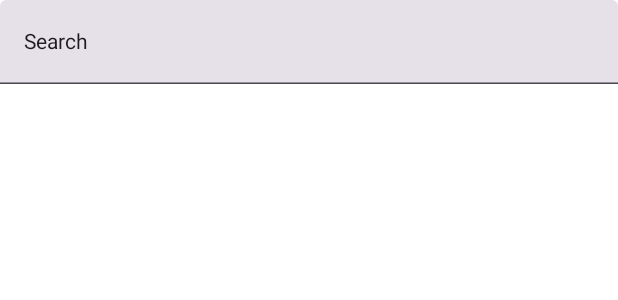
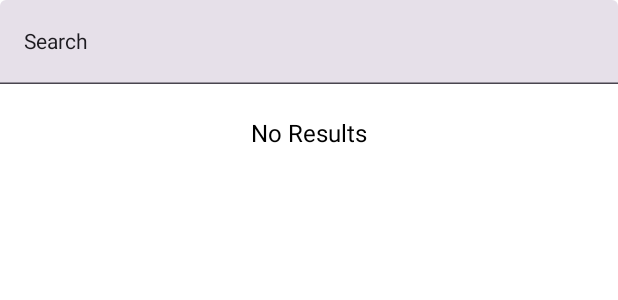
Before and after one commit to tpingyang/SPHAndroid, an Android app built with Jetpack Compose: the @Preview function PreviewPokemonListScreenEmpty, on a phone screen of 412 x 824 dp. Shown: the top 300 px of the screen. Run offline under Robolectric (Android 15) with nearby library versions, the phone set to English and light mode, and no system bars; network calls fail.

Commit message:
Implemented Adaptive layout.

```diff
--- a/app/build.gradle.kts
+++ b/app/build.gradle.kts
@@ -73,6 +73,9 @@ dependencies {
     implementation(libs.navigation.compose)
     implementation(libs.kotlinx.serialization.json)
 
+    implementation(libs.androidx.compose.material3.adaptive.navigation.suite)
+    implementation(libs.androidx.compose.material3.adaptive.navigation)
+
     implementation(libs.androidx.core.ktx)
     implementation(libs.androidx.lifecycle.runtime.ktx)
     implementation(libs.androidx.activity.compose)
--- a/app/src/main/java/com/example/sphandroid/presentation/list/PokemonListScreen.kt
+++ b/app/src/main/java/com/example/sphandroid/presentation/list/PokemonListScreen.kt
@@ -1,11 +1,14 @@
 package com.example.sphandroid.presentation.list
 
 import android.annotation.SuppressLint
+import androidx.compose.foundation.Image
 import androidx.compose.foundation.background
 import androidx.compose.foundation.clickable
+import androidx.compose.foundation.layout.Arrangement
 import androidx.compose.foundation.layout.Box
 import androidx.compose.foundation.layout.Column
 import androidx.compose.foundation.layout.Row
+import androidx.compose.foundation.layout.fillMaxSize
 import androidx.compose.foundation.layout.fillMaxWidth
 import androidx.compose.foundation.layout.height
 import androidx.compose.foundation.layout.padding
@@ -22,12 +25,16 @@ import androidx.compose.material3.Icon
 import androidx.compose.material3.IconButton
 import androidx.compose.material3.Text
 import androidx.compose.material3.TextField
+import androidx.compose.material3.adaptive.ExperimentalMaterial3AdaptiveApi
+import androidx.compose.material3.adaptive.layout.ListDetailPaneScaffoldRole
+import androidx.compose.material3.adaptive.navigation.ThreePaneScaffoldNavigator
 import androidx.compose.runtime.Composable
 import androidx.compose.runtime.LaunchedEffect
 import androidx.compose.ui.Alignment
 import androidx.compose.ui.Modifier
 import androidx.compose.ui.draw.clip
 import androidx.compose.ui.graphics.Color
+import androidx.compose.ui.res.painterResource
 import androidx.compose.ui.res.stringResource
 import androidx.compose.ui.tooling.preview.Preview
 import androidx.compose.ui.unit.dp
@@ -36,6 +43,7 @@ import androidx.compose.ui.window.Dialog
 import androidx.compose.ui.window.DialogProperties
 import androidx.hilt.navigation.compose.hiltViewModel
 import androidx.navigation.NavController
+import androidx.navigation.Navigator
 import com.example.sphandroid.PokemonDetailsRoute
 import com.example.sphandroid.R
 import com.example.sphandroid.domain.model.Pokemon
@@ -53,9 +61,10 @@ data class PokemonListState(
     val navigateToDetailsScreen: PokemonDetails? = null,
 )
 
+@OptIn(ExperimentalMaterial3AdaptiveApi::class)
 @Composable
 fun PokemonListScreen(
-    navController: NavController,
+    navigator: ThreePaneScaffoldNavigator<Any>,
     viewModel: PokemonListViewModel = hiltViewModel(),
 ) {
     val pokemonListState = viewModel.toUiState()
@@ -65,7 +74,10 @@ fun PokemonListScreen(
     LaunchedEffect(pokemonListState.navigateToDetailsScreen) {
         pokemonListState.navigateToDetailsScreen?.let {
             pokemonListState.resetNavigation()
-            navController.navigate(PokemonDetailsRoute(it))
+            navigator.navigateTo(
+                pane = ListDetailPaneScaffoldRole.Detail,
+                content = it
+            )
         }
     }
     PokemonListScreen(pokemonListState)
@@ -79,8 +91,9 @@ fun PokemonListScreen(pokemonListState: PokemonListState) {
             modifier = Modifier.fillMaxWidth(),
             value = pokemonListState.searchString,
             onValueChange = pokemonListState.onSearchStringChange,
-            placeholder = {Text(text = stringResource(R.string.search))}
+            placeholder = { Text(text = stringResource(R.string.search)) }
         )
+        if (pokemonListState.pokemons.isNotEmpty()) {
             LazyColumn(
                 modifier = Modifier
                     .background(Color.White),
@@ -128,6 +141,21 @@ fun PokemonListScreen(pokemonListState: PokemonListState) {
                     Divider(color = Color.LightGray)
                 }
             }
+        } else {
+            Column(
+                modifier = Modifier
+                    .fillMaxSize()
+                    .padding(top = 24.dp),
+                verticalArrangement = Arrangement.Top,
+                horizontalAlignment = Alignment.CenterHorizontally
+            ) {
+
+                Text(
+                    text = stringResource(R.string.no_results),
+                    fontSize = 16.sp,
+                )
+            }
+        }
     }
 }
 
@@ -152,7 +180,11 @@ fun DialogContent() {
 }
 
 @Composable
-fun LoadingDialog(isShowingDialog: Boolean, dismissOnBackPress: Boolean = false, dismissOnClickOutside: Boolean = false) {
+fun LoadingDialog(
+    isShowingDialog: Boolean,
+    dismissOnBackPress: Boolean = false,
+    dismissOnClickOutside: Boolean = false
+) {
     if (isShowingDialog) {
         Dialog(
             onDismissRequest = { },
--- a/gradle/libs.versions.toml
+++ b/gradle/libs.versions.toml
@@ -20,6 +20,8 @@ retrofit = "2.9.0"
 serialization = "1.6.3"
 screenshot = "0.0.1-alpha01"
 truth = "1.1.3"
+adaptiveNavigationSuite = "1.0.0-alpha07"
+material3-adaptive = "1.0.0-beta01"
 
 [libraries]
 androidx-core-ktx = { group = "androidx.core", name = "core-ktx", version.ref = "coreKtx" }
@@ -50,6 +52,8 @@ kotlinx-serialization-json = { module = "org.jetbrains.kotlinx:kotlinx-serializa
 retrofit = { module = "com.squareup.retrofit2:retrofit", version.ref = "retrofit" }
 androidx-compose-ui-tooling = { group = "androidx.compose.ui", name = "ui-tooling"}
 truth = { module = "com.google.truth:truth", version.ref = "truth" }
+androidx-compose-material3-adaptive-navigation = { module = "androidx.compose.material3.adaptive:adaptive-navigation", version.ref = "material3-adaptive" }
+androidx-compose-material3-adaptive-navigation-suite = { module = "androidx.compose.material3:material3-adaptive-navigation-suite", version.ref = "adaptiveNavigationSuite" }
 
 [plugins]
 android-application = { id = "com.android.application", version.ref = "agp" }
```
Also changed, not shown: app/src/main/java/com/example/sphandroid/MainActivity.kt (+20 -18 lines), app/src/main/java/com/example/sphandroid/presentation/PokemonScreen.kt (added, +19 -0 lines), app/src/main/java/com/example/sphandroid/presentation/details/PokemonDetailsScreen.kt (+15 -10 lines), 1 other file. Lines whose indentation alone changed are shown as unchanged.
